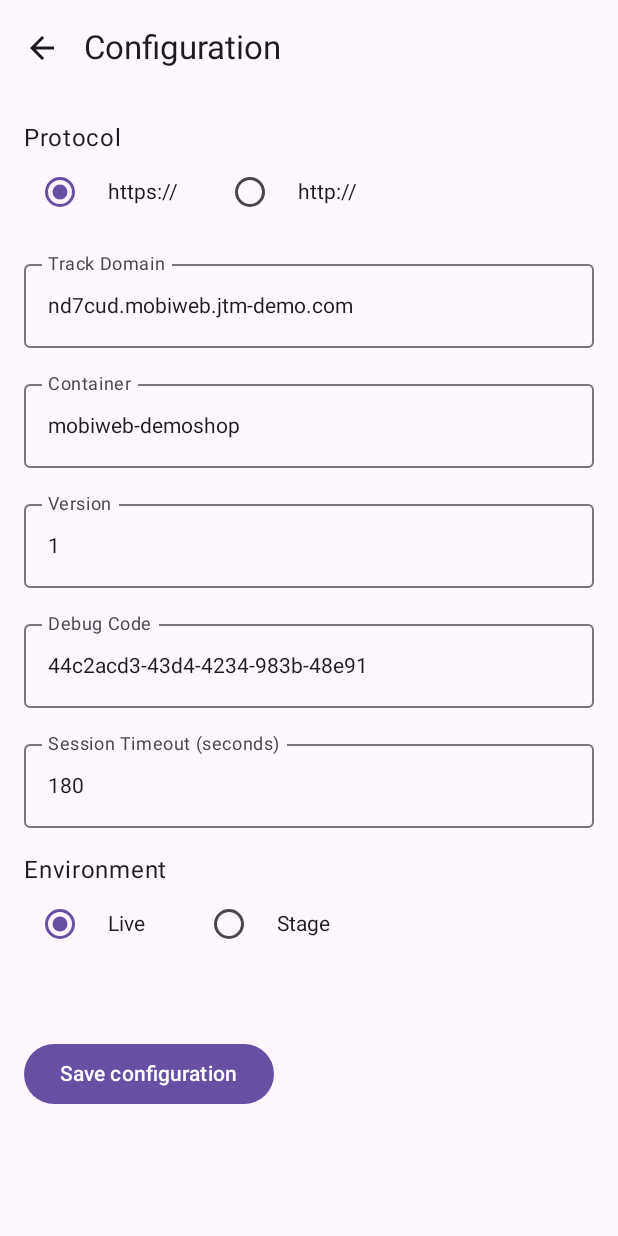
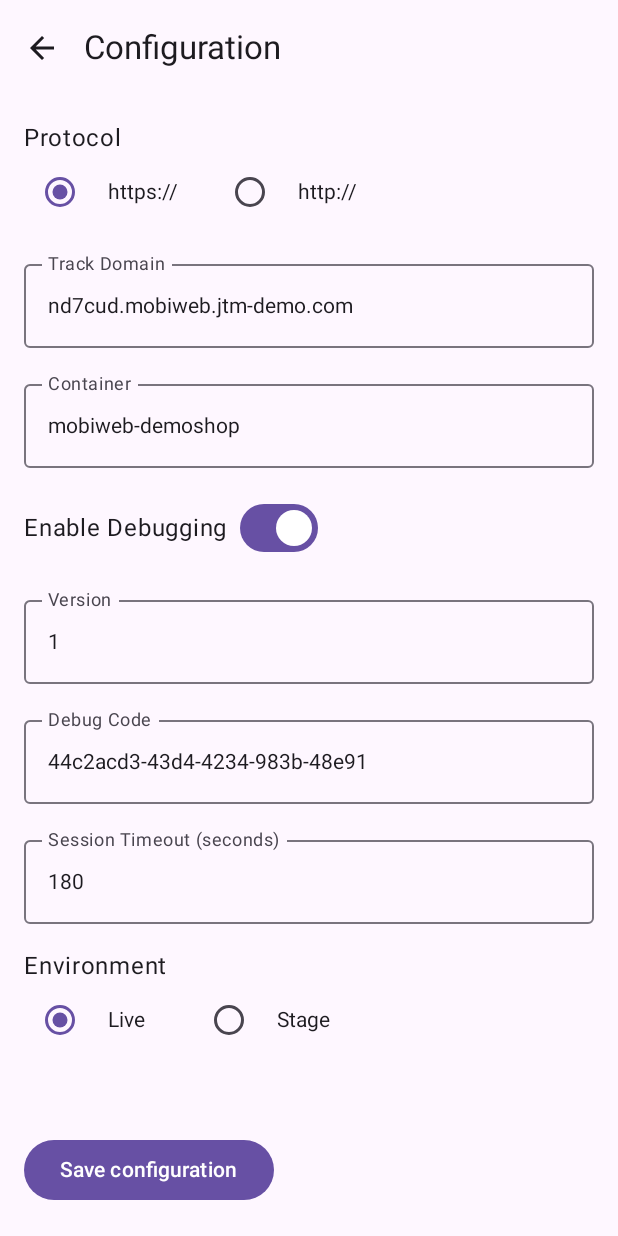
Before and after one commit to JENTISDev/jentis-sdk-android-app-example, an Android app built with Jetpack Compose: the ConfigurationScreen screen opened through its navigation route, after a tap on "Save configuration", on a phone screen of 412 x 824 dp. Run offline under Robolectric (Android 15) with nearby library versions, the phone set to English and light mode, and no system bars; libraries missing offline, so code that uses them is left out: com.jentis.sdk; 1 statement that could not run was skipped.

Commit message:
APP-184: Change AddToCart Example on JENTIS Demo APP

```diff
--- a/app/build.gradle.kts
+++ b/app/build.gradle.kts
@@ -12,7 +12,7 @@ android {
         minSdk = 28
         targetSdk = 34
         versionCode = 1
-        versionName = "1.0.14"
+        versionName = "1.0.15"
 
         testInstrumentationRunner = "androidx.test.runner.AndroidJUnitRunner"
         vectorDrawables {
@@ -68,6 +68,7 @@ dependencies {
     debugImplementation("androidx.compose.ui:ui-tooling")
     debugImplementation("androidx.compose.ui:ui-test-manifest")
 
+    // chucker
     debugImplementation ("com.github.chuckerteam.chucker:library:4.0.0")
     releaseImplementation ("com.github.chuckerteam.chucker:library-no-op:3.5.2")
 
--- a/app/src/main/java/com/jentis/jentisappexample/fragments/ConfigurationScreen.kt
+++ b/app/src/main/java/com/jentis/jentisappexample/fragments/ConfigurationScreen.kt
@@ -63,6 +63,9 @@ fun ConfigurationScreen(navController: NavController) {
     val sessionTimeout =
         remember { mutableStateOf(prefsManager.getString("sessionTimeout", "180")) }
     val environment = remember { mutableStateOf(prefsManager.getString("environment", "live")) }
+    val isDebuggingEnabled = remember {
+        mutableStateOf(prefsManager.getString("enabledDebugging", "true") == "true")
+    }
 
     val scrollState = rememberScrollState()
 
@@ -80,8 +83,21 @@ fun ConfigurationScreen(navController: NavController) {
                 ProtocolSelector(protocol.value) { protocol.value = it }
                 InputField("Track Domain", trackDomain.value) { trackDomain.value = it }
                 InputField("Container", container.value) { container.value = it }
-                InputField("Version", version.value) { version.value = it }
-                InputField("Debug Code", debugCode.value) { debugCode.value = it }
+
+                DebuggingSwitch(isDebuggingEnabled.value) { isDebuggingEnabled.value = it }
+
+                InputFieldWithEnabled(
+                    "Version",
+                    version.value,
+                    onValueChange = { version.value = it },
+                    isEnabled = isDebuggingEnabled.value
+                )
+                InputFieldWithEnabled(
+                    "Debug Code",
+                    debugCode.value,
+                    onValueChange = { debugCode.value = it },
+                    isEnabled = isDebuggingEnabled.value
+                )
                 InputField(
                     "Session Timeout (seconds)",
                     sessionTimeout.value
@@ -97,21 +113,9 @@ fun ConfigurationScreen(navController: NavController) {
                     version = version.value,
                     debugCode = debugCode.value,
                     sessionTimeout = sessionTimeout.value,
-                    environment = environment.value
+                    environment = environment.value,
+                    isDebuggingEnabled = isDebuggingEnabled.value
                 )
-            }
-        }
-    )
-}
-
-@OptIn(ExperimentalMaterial3Api::class)
-@Composable
-fun ConfigurationTopBar(navController: NavController) {
-    TopAppBar(
-        title = { Text("Configuration") },
-        navigationIcon = {
-            IconButton(onClick = { navController.popBackStack() }) {
-                Icon(Icons.Default.ArrowBack, contentDescription = "Back")
             }
         }
     )
@@ -139,13 +143,16 @@ fun ProtocolSelector(selectedProtocol: String, onProtocolChange: (String) -> Uni
     }
 }
 
+@OptIn(ExperimentalMaterial3Api::class)
 @Composable
-fun InputField(label: String, value: String, onValueChange: (String) -> Unit) {
-    OutlinedTextField(
-        value = value,
-        onValueChange = onValueChange,
-        label = { Text(label) },
-        modifier = Modifier.fillMaxWidth()
+fun ConfigurationTopBar(navController: NavController) {
+    TopAppBar(
+        title = { Text("Configuration") },
+        navigationIcon = {
+            IconButton(onClick = { navController.popBackStack() }) {
+                Icon(Icons.Default.ArrowBack, contentDescription = "Back")
+            }
+        }
     )
 }
 
@@ -177,6 +184,47 @@ fun EnvironmentSelector(selectedEnvironment: String, onEnvironmentChange: (Strin
 }
 
 @Composable
+fun DebuggingSwitch(isEnabled: Boolean, onToggle: (Boolean) -> Unit) {
+    Row(
+        verticalAlignment = Alignment.CenterVertically,
+        horizontalArrangement = Arrangement.spacedBy(8.dp),
+        modifier = Modifier.fillMaxWidth()
+    ) {
+        Text("Enable Debugging", style = MaterialTheme.typography.bodyLarge)
+        androidx.compose.material3.Switch(
+            checked = isEnabled,
+            onCheckedChange = onToggle
+        )
+    }
+}
+
+@Composable
+fun InputFieldWithEnabled(
+    label: String,
+    value: String,
+    onValueChange: (String) -> Unit,
+    isEnabled: Boolean
+) {
+    OutlinedTextField(
+        value = value,
+        onValueChange = onValueChange,
+        label = { Text(label) },
+        modifier = Modifier.fillMaxWidth(),
+        enabled = isEnabled
+    )
+}
+
+@Composable
+fun InputField(label: String, value: String, onValueChange: (String) -> Unit) {
+    OutlinedTextField(
+        value = value,
+        onValueChange = onValueChange,
+        label = { Text(label) },
+        modifier = Modifier.fillMaxWidth()
+    )
+}
+
+@Composable
 fun SaveButton(
     context: android.content.Context,
     prefsManager: SharedPreferencesManager,
@@ -186,23 +234,29 @@ fun SaveButton(
     version: String,
     debugCode: String,
     sessionTimeout: String,
-    protocol: String
+    protocol: String,
+    isDebuggingEnabled: Boolean
 ) {
     Button(onClick = {
         prefsManager.saveString("protocol", protocol)
         prefsManager.saveString("trackDomain", trackDomain)
         prefsManager.saveString("container", container)
-        prefsManager.saveString("version", version)
-        prefsManager.saveString("debugCode", debugCode)
         prefsManager.saveString("sessionTimeout", sessionTimeout)
         prefsManager.saveString("environment", environment)
+        prefsManager.saveString("enabledDebugging", isDebuggingEnabled.toString())
+
+        val versionToSave = if (isDebuggingEnabled) version else ""
+        val debugCodeToSave = if (isDebuggingEnabled) debugCode else ""
+
+        prefsManager.saveString("version", versionToSave)
+        prefsManager.saveString("debugCode", debugCodeToSave)
 
         JentisTrackService.getInstance().restartConfig(
             trackDomain = trackDomain,
             container = container,
             environment = environment,
-            version = version,
-            debugCode = debugCode,
+            version = versionToSave,
+            debugCode = debugCodeToSave,
             sessionTimeoutParam = sessionTimeout.toIntOrNull(),
             authToken = null,
             protocol = protocol
--- a/app/src/main/java/com/jentis/jentisappexample/fragments/TrackingScreen.kt
+++ b/app/src/main/java/com/jentis/jentisappexample/fragments/TrackingScreen.kt
@@ -197,7 +197,7 @@ fun addToCart(customInitiator: String) {
 
     JentisTrackService.getInstance().push(mockAddToCart)
 
-    JentisTrackService.getInstance().push(listOf(mapOf("track" to "submit")))
+    JentisTrackService.getInstance().push(listOf(mapOf("track" to "addtocart")))
 
     JentisTrackService.getInstance().submit(customInitiator)
 }
```
Also changed, not shown: app/src/main/java/com/jentis/jentisappexample/Application.kt (+17 -1 lines).
